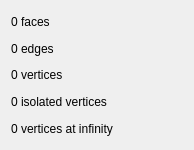
This is demo/Arrangement_on_surface_2/qt/QArrangementInfoWidget.ui in oliviertournaire/QLabelling as Qt 5 draws it before an edit. The edited form follows.
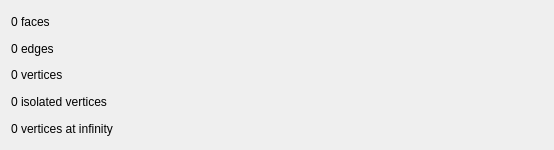
This is the edited form. Icons and pictures are not drawn.

The edit to the form file:
```diff
--- a/demo/Arrangement_on_surface_2/qt/QArrangementInfoWidget.ui
+++ b/demo/Arrangement_on_surface_2/qt/QArrangementInfoWidget.ui
@@ -6,12 +6,12 @@
    <rect>
     <x>0</x>
     <y>0</y>
-    <width>194</width>
+    <width>554</width>
     <height>150</height>
    </rect>
   </property>
   <property name="sizePolicy">
-   <sizepolicy hsizetype="Fixed" vsizetype="Fixed">
+   <sizepolicy hsizetype="Expanding" vsizetype="Fixed">
     <horstretch>0</horstretch>
     <verstretch>0</verstretch>
    </sizepolicy>
@@ -24,7 +24,7 @@
   </property>
   <property name="maximumSize">
    <size>
-    <width>194</width>
+    <width>16777215</width>
     <height>150</height>
    </size>
   </property>
```
